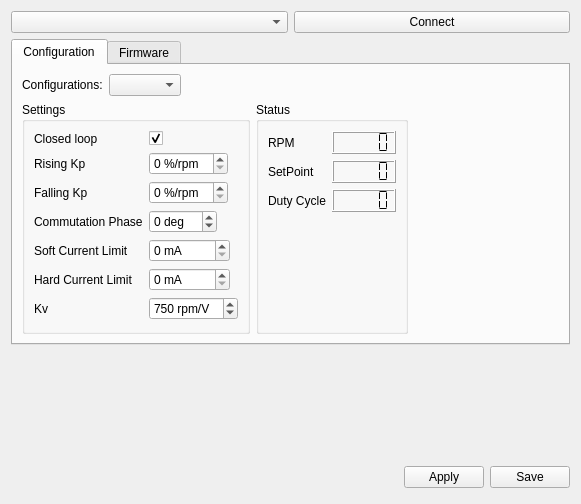
This is ground/openpilotgcs/src/plugins/esc/esc.ui in peabody124/TauLabs as Qt 5 draws it before an edit. The edited form follows.
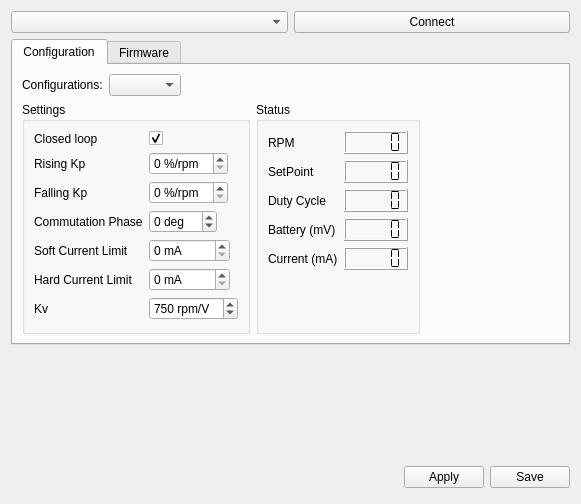
This is the edited form. Icons and pictures are not drawn.

Patch:
```diff
--- a/ground/openpilotgcs/src/plugins/esc/esc.ui
+++ b/ground/openpilotgcs/src/plugins/esc/esc.ui
@@ -260,26 +260,54 @@
              </widget>
             </item>
             <item row="1" column="1">
-             <widget class="QLCDNumber" name="lcdNumber_2">
+             <widget class="QLCDNumber" name="setPoint">
               <property name="segmentStyle">
                <enum>QLCDNumber::Flat</enum>
               </property>
              </widget>
             </item>
-            <item row="3" column="0">
+            <item row="2" column="0">
              <widget class="QLabel" name="label_6">
               <property name="text">
                <string>Duty Cycle</string>
               </property>
              </widget>
             </item>
-            <item row="3" column="1">
+            <item row="2" column="1">
              <widget class="QLCDNumber" name="dutyCycle">
               <property name="segmentStyle">
                <enum>QLCDNumber::Flat</enum>
               </property>
              </widget>
             </item>
+            <item row="3" column="0">
+             <widget class="QLabel" name="label_13">
+              <property name="text">
+               <string>Battery (mV)</string>
+              </property>
+             </widget>
+            </item>
+            <item row="4" column="0">
+             <widget class="QLabel" name="label_14">
+              <property name="text">
+               <string>Current (mA)</string>
+              </property>
+             </widget>
+            </item>
+            <item row="3" column="1">
+             <widget class="QLCDNumber" name="battery">
+              <property name="segmentStyle">
+               <enum>QLCDNumber::Flat</enum>
+              </property>
+             </widget>
+            </item>
+            <item row="4" column="1">
+             <widget class="QLCDNumber" name="current">
+              <property name="segmentStyle">
+               <enum>QLCDNumber::Flat</enum>
+              </property>
+             </widget>
+            </item>
            </layout>
           </widget>
          </item>
@@ -426,7 +454,7 @@
       </widget>
      </item>
      <item>
-      <widget class="QPushButton" name="saveTelemetryToRAM">
+      <widget class="QPushButton" name="saveSettingsToRAM">
        <property name="toolTip">
         <string>Send to OpenPilot but don't write in SD.
 Beware of not locking yourself out!</string>
@@ -446,7 +474,7 @@
       </widget>
      </item>
      <item>
-      <widget class="QPushButton" name="saveTelemetryToSD">
+      <widget class="QPushButton" name="saveSettingsToFlash">
        <property name="toolTip">
         <string>Applies and Saves all settings to SD.
 Beware of not locking yourself out!</string>
```
